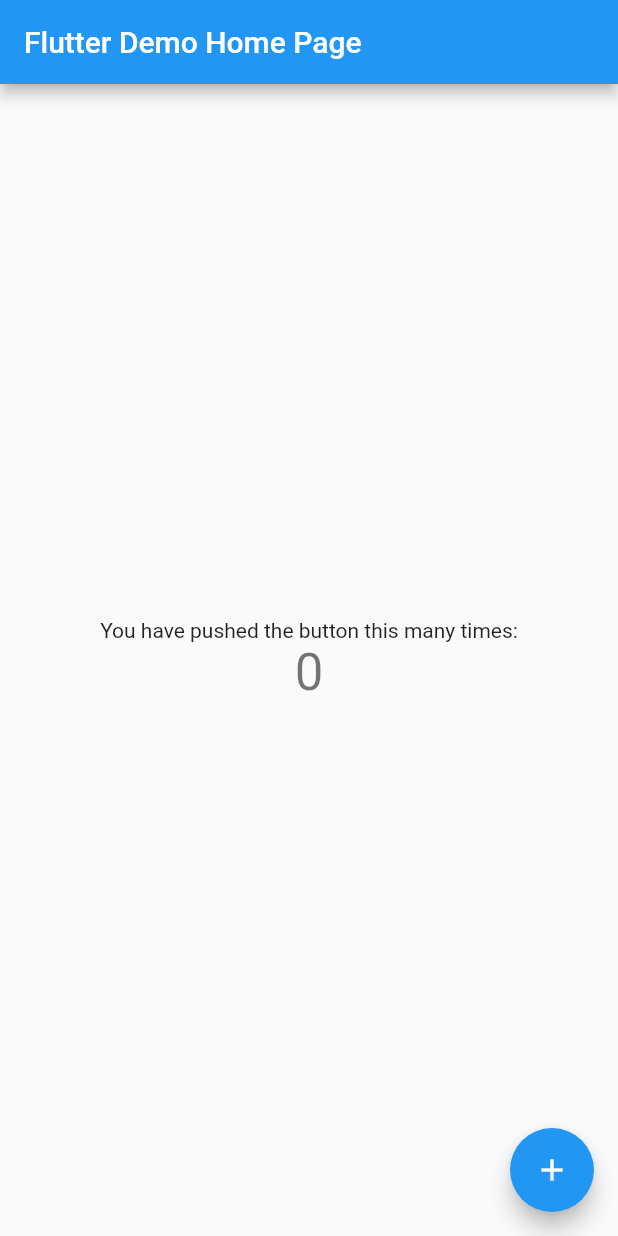
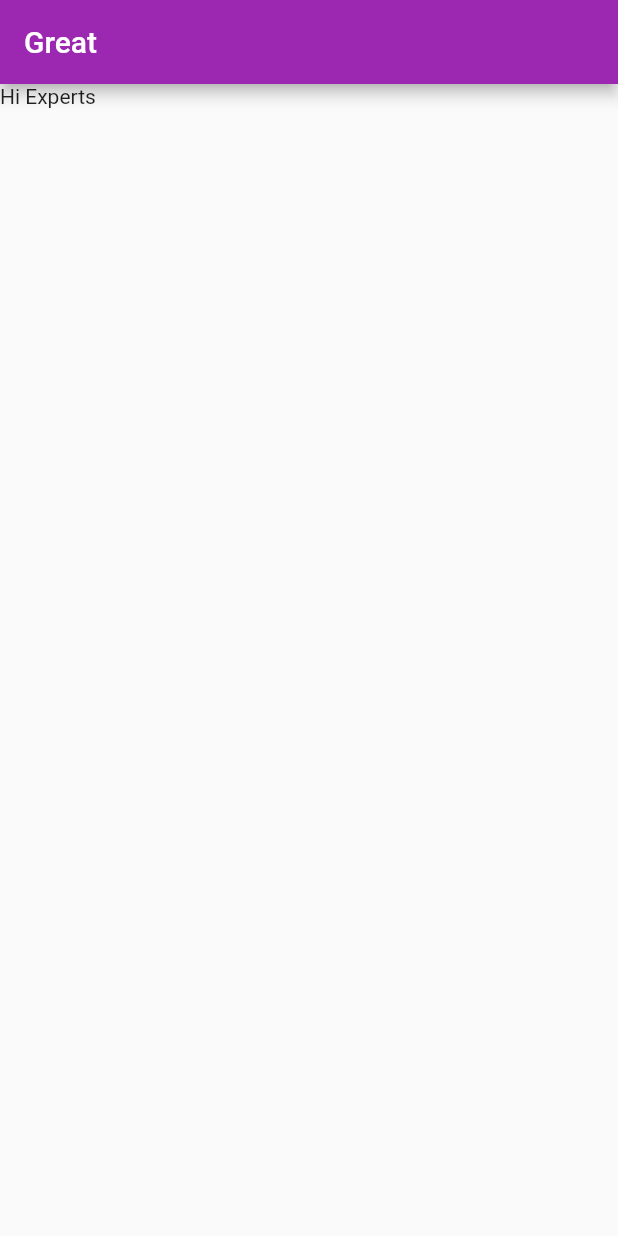
Before and after one commit to GoesToTwentyOne/Flutter_freecodecamp_project, a Flutter app: the screen it shows after launch, on a phone screen of 412 x 824 dp. Run offline on Flutter 3.47's test engine with Material 2 defaults, Android fonts, the light colour scheme and no system bars.

Commit message:
simple text,scafold,title,theme widgets

```diff
--- a/camp/lib/main.dart
+++ b/camp/lib/main.dart
@@ -1,115 +1,25 @@
 import 'package:flutter/material.dart';
+main(){
+  runApp(MaterialApp(
+    home:Homepage(),
+    theme: ThemeData(
+      primarySwatch: Colors.purple
+    ),
+  ));
+}
+class Homepage extends StatelessWidget {
+  const Homepage({Key? key}) : super(key: key);
 
-void main() {
-  runApp(const MyApp());
-}
-
-class MyApp extends StatelessWidget {
-  const MyApp({Key? key}) : super(key: key);
-
-  // This widget is the root of your application.
   @override
   Widget build(BuildContext context) {
-    return MaterialApp(
-      title: 'Flutter Demo',
-      theme: ThemeData(
-        // This is the theme of your application.
-        //
-        // Try running your application with "flutter run". You'll see the
-        // application has a blue toolbar. Then, without quitting the app, try
-        // changing the primarySwatch below to Colors.green and then invoke
-        // "hot reload" (press "r" in the console where you ran "flutter run",
-        // or simply save your changes to "hot reload" in a Flutter IDE).
-        // Notice that the counter didn't reset back to zero; the application
-        // is not restarted.
-        primarySwatch: Colors.blue,
+    return Scaffold(
+      appBar: AppBar(
+        title: Text("Great"),
+
       ),
-      home: const MyHomePage(title: 'Flutter Demo Home Page'),
+      body: Container(
+        child: Text("Hi Experts"),
+      ),
     );
   }
 }
-
-class MyHomePage extends StatefulWidget {
-  const MyHomePage({Key? key, required this.title}) : super(key: key);
-
-  // This widget is the home page of your application. It is stateful, meaning
-  // that it has a State object (defined below) that contains fields that affect
-  // how it looks.
-
-  // This class is the configuration for the state. It holds the values (in this
-  // case the title) provided by the parent (in this case the App widget) and
-  // used by the build method of the State. Fields in a Widget subclass are
-  // always marked "final".
-
-  final String title;
-
-  @override
-  State<MyHomePage> createState() => _MyHomePageState();
-}
-
-class _MyHomePageState extends State<MyHomePage> {
-  int _counter = 0;
-
-  void _incrementCounter() {
-    setState(() {
-      // This call to setState tells the Flutter framework that something has
-      // changed in this State, which causes it to rerun the build method below
-      // so that the display can reflect the updated values. If we changed
-      // _counter without calling setState(), then the build method would not be
-      // called again, and so nothing would appear to happen.
-      _counter++;
-    });
-  }
-
-  @override
-  Widget build(BuildContext context) {
-    // This method is rerun every time setState is called, for instance as done
-    // by the _incrementCounter method above.
-    //
-    // The Flutter framework has been optimized to make rerunning build methods
-    // fast, so that you can just rebuild anything that needs updating rather
-    // than having to individually change instances of widgets.
-    return Scaffold(
-      appBar: AppBar(
-        // Here we take the value from the MyHomePage object that was created by
-        // the App.build method, and use it to set our appbar title.
-        title: Text(widget.title),
-      ),
-      body: Center(
-        // Center is a layout widget. It takes a single child and positions it
-        // in the middle of the parent.
-        child: Column(
-          // Column is also a layout widget. It takes a list of children and
-          // arranges them vertically. By default, it sizes itself to fit its
-          // children horizontally, and tries to be as tall as its parent.
-          //
-          // Invoke "debug painting" (press "p" in the console, choose the
-          // "Toggle Debug Paint" action from the Flutter Inspector in Android
-          // Studio, or the "Toggle Debug Paint" command in Visual Studio Code)
-          // to see the wireframe for each widget.
-          //
-          // Column has various properties to control how it sizes itself and
-          // how it positions its children. Here we use mainAxisAlignment to
-          // center the children vertically; the main axis here is the vertical
-          // axis because Columns are vertical (the cross axis would be
-          // horizontal).
-          mainAxisAlignment: MainAxisAlignment.center,
-          children: <Widget>[
-            const Text(
-              'You have pushed the button this many times:',
-            ),
-            Text(
-              '$_counter',
-              style: Theme.of(context).textTheme.headline4,
-            ),
-          ],
-        ),
-      ),
-      floatingActionButton: FloatingActionButton(
-        onPressed: _incrementCounter,
-        tooltip: 'Increment',
-        child: const Icon(Icons.add),
-      ), // This trailing comma makes auto-formatting nicer for build methods.
-    );
-  }
-}
```
Also changed, not shown: 1 other file.
